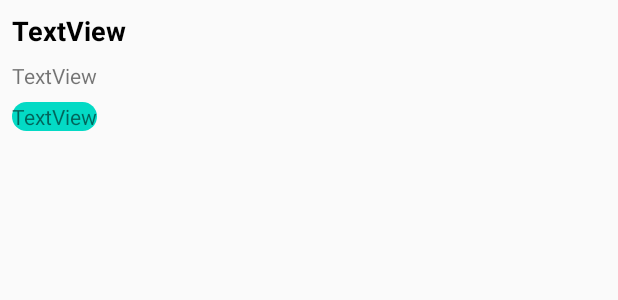
After one commit to lloyd137/Fitness_app-The_exhibition, an Android app: the layout exercise_list_item.xml on its own in the app's theme, with its tools: preview values and no code run, on a phone screen of 412 x 824 dp. The commit adds this screen. Shown: the top 300 px of the screen. Run offline under Robolectric (Android 15) with nearby library versions, the phone set to English and light mode, and no system bars.

Commit message:
- added Exercise model, Exercise list, Exercise provider and Exercise adapter

```diff
--- /dev/null
+++ b/app/src/main/java/com/example/fitnessapp_theexhibition/models/Exercise.kt
@@ -0,0 +1,4 @@
+package com.example.fitnessapp_theexhibition.models
+
+data class Exercise(var name:String, var description:String, var muscleGroup:String) {
+}
--- /dev/null
+++ b/app/src/main/res/layout/exercise_list_item.xml
@@ -0,0 +1,44 @@
+<?xml version="1.0" encoding="utf-8"?>
+<androidx.constraintlayout.widget.ConstraintLayout
+    xmlns:android="http://schemas.android.com/apk/res/android"
+    xmlns:app="http://schemas.android.com/apk/res-auto"
+    xmlns:tools="http://schemas.android.com/tools"
+    android:layout_width="match_parent"
+    android:layout_height="match_parent">
+
+    <TextView
+        android:id="@+id/exerciseName"
+        android:layout_width="wrap_content"
+        android:layout_height="wrap_content"
+        android:layout_marginStart="8dp"
+        android:layout_marginTop="8dp"
+        android:text="TextView"
+        android:textColor="#000000"
+        android:textSize="18sp"
+        android:textStyle="bold"
+        app:layout_constraintStart_toStartOf="parent"
+        app:layout_constraintTop_toTopOf="parent" />
+
+    <TextView
+        android:id="@+id/exerciseDescription"
+        android:layout_width="0dp"
+        android:layout_height="wrap_content"
+        android:layout_marginStart="8dp"
+        android:layout_marginTop="8dp"
+        android:layout_marginEnd="8dp"
+        android:text="TextView"
+        app:layout_constraintEnd_toEndOf="parent"
+        app:layout_constraintStart_toStartOf="parent"
+        app:layout_constraintTop_toBottomOf="@+id/exerciseName" />
+
+    <TextView
+        android:id="@+id/exerciseMuscleGroup"
+        android:layout_width="wrap_content"
+        android:layout_height="wrap_content"
+        android:layout_marginStart="8dp"
+        android:layout_marginTop="8dp"
+        android:background="@drawable/round_btn"
+        android:text="TextView"
+        app:layout_constraintStart_toStartOf="parent"
+        app:layout_constraintTop_toBottomOf="@+id/exerciseDescription" />
+</androidx.constraintlayout.widget.ConstraintLayout>
```
Also changed, not shown: app/src/main/java/com/example/fitnessapp_theexhibition/activities/ExercisesListActivity.kt (+22 -0 lines), app/src/main/java/com/example/fitnessapp_theexhibition/adapters/ExerciseAdapter.kt (added, +50 -0 lines), app/src/main/java/com/example/fitnessapp_theexhibition/providers/ExerciseProvider.kt (added, +12 -0 lines), app/src/main/res/layout/activity_exercises_list.xml (+13 -0 lines).
